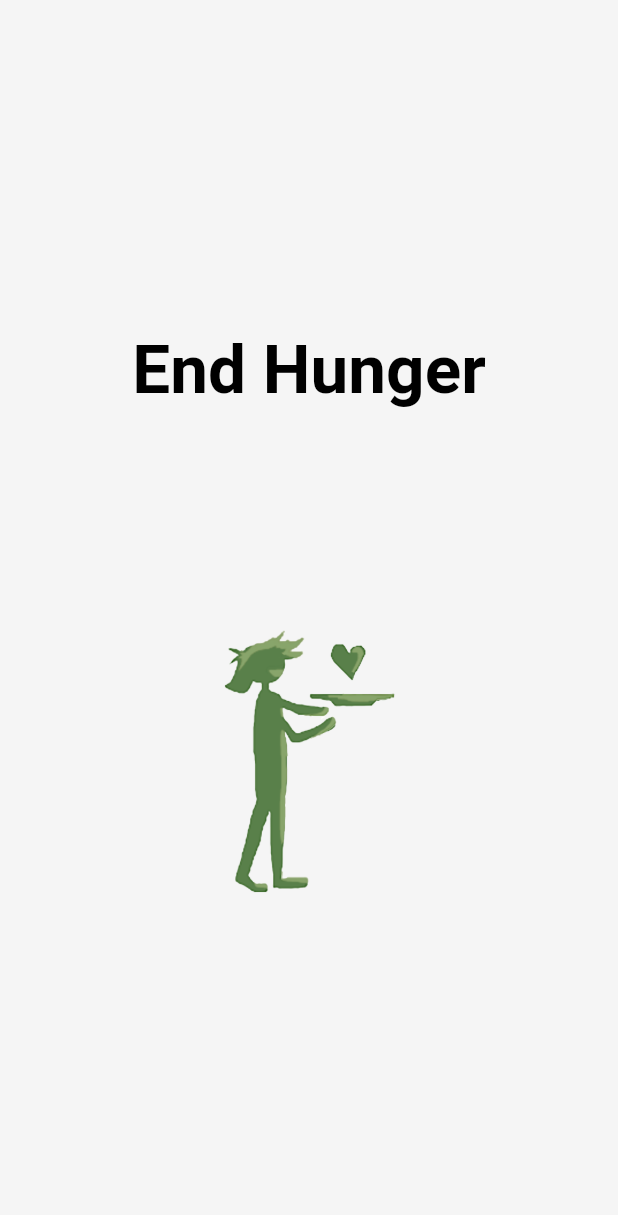
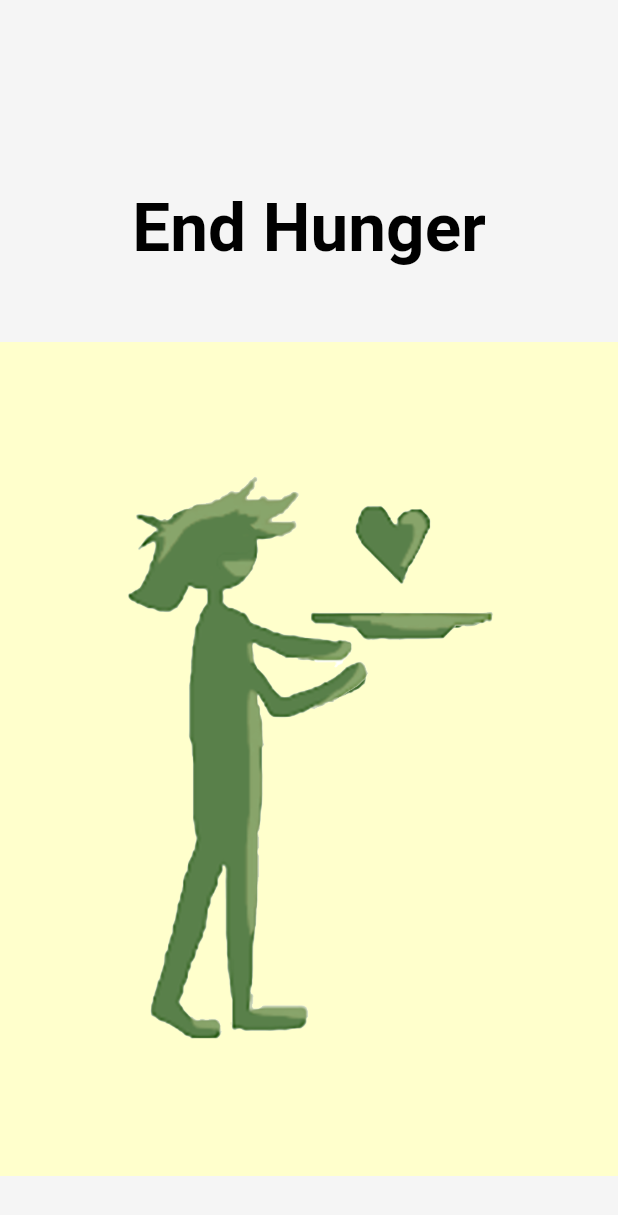
Before and after one commit to Akashsri3bi/ZeroHunger, a Flutter app: the Splash screen opened directly, on a phone screen of 412 x 824 dp. Shown: the top 1215 px of the screen. Run offline on Flutter 3.47's test engine with Material 2 defaults, Android fonts, the phone set to English and light mode, and no system bars; our stand-ins replace animated_splash_screen; Roboto replaces fonts that are missing (cursive).

Commit message:
added background color

```diff
--- a/hunger/lib/screens/splashScreen.dart
+++ b/hunger/lib/screens/splashScreen.dart
@@ -25,25 +25,35 @@ class _SplashState extends State<Splash> {
   @override
   Widget build(BuildContext context) {
     return Scaffold(
-        body: Center(
-            child:
-                Column(mainAxisAlignment: MainAxisAlignment.center, children: [
-      const Expanded(
-          child: Padding(
-        padding: EdgeInsetsDirectional.fromSTEB(55, 220, 55, 0),
+      body: Column(
+        children: [
+          Container(
+            decoration: const BoxDecoration(
+              color: Color(0xffffffcc),
+            ),
+          ),
+          const Padding(
+            padding: EdgeInsetsDirectional.fromSTEB(0, 125, 0, 50),
             child: Text(
               'End Hunger',
               style: TextStyle(fontSize: 45, fontWeight: FontWeight.bold),
             ),
-      )),
+          ),
           Expanded(
             child: Padding(
-        padding: const EdgeInsetsDirectional.fromSTEB(0, 0, 0, 220),
+              padding: const EdgeInsetsDirectional.fromSTEB(0, 0, 0, 40),
               child: Container(
                 decoration: const BoxDecoration(
-              image: DecorationImage(image: AssetImage('assets/logo.png'))),
+                  color: Color(0xffffffcc),
+                    image: DecorationImage(
+                        image: AssetImage('assets/logo.png')
                     ),
-      ))
-    ])));
+                ),
+              ),
+            ),
+          ),
+        ]
+      )
+    );
   }
 }
```
Lines whose indentation alone changed are shown as unchanged.
